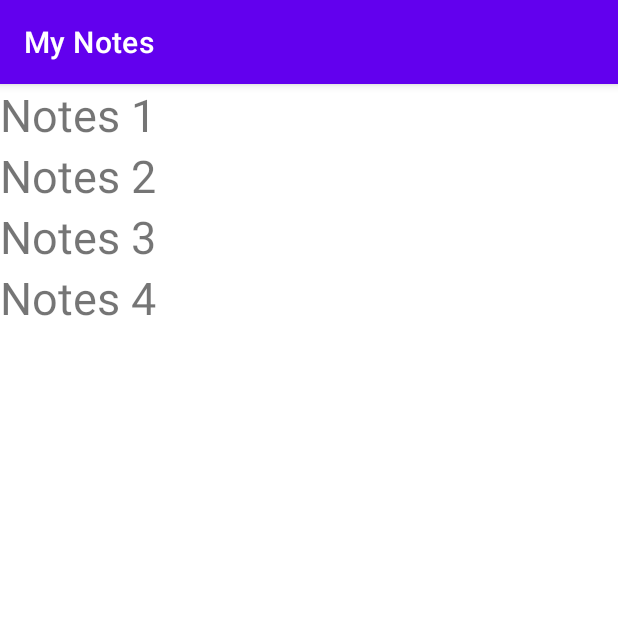
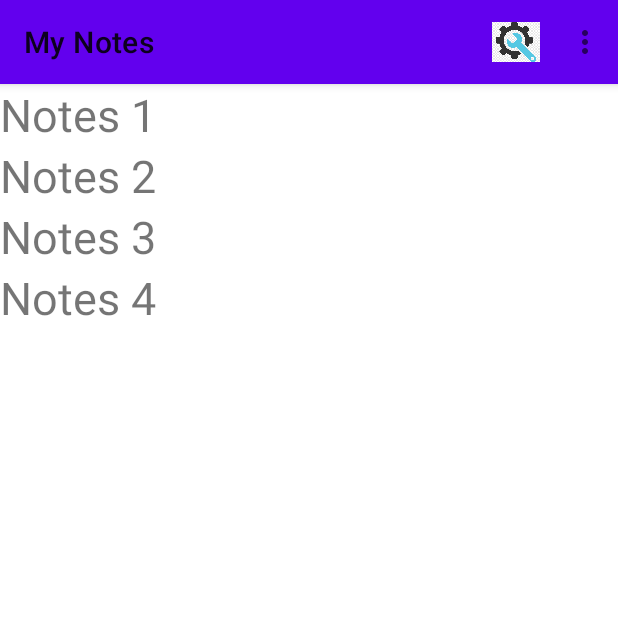
Before and after one commit to doctorjohns/MyNotes, an Android app: the screen it shows after launch (MainActivity), on a phone screen of 412 x 824 dp, the top half of it. Run offline under Robolectric (Android 15) with nearby library versions, the phone set to English and light mode, and no system bars.

Commit message:
add toolbar

```diff
--- a/app/build.gradle
+++ b/app/build.gradle
@@ -33,6 +33,7 @@ dependencies {
     implementation 'androidx.appcompat:appcompat:1.2.0'
     implementation 'com.google.android.material:material:1.3.0'
     implementation 'androidx.constraintlayout:constraintlayout:2.0.4'
+    implementation 'androidx.coordinatorlayout:coordinatorlayout:1.1.0'
     implementation 'androidx.legacy:legacy-support-v4:1.0.0'
     implementation 'org.jetbrains:annotations:15.0'
     testImplementation 'junit:junit:4.+'
--- a/app/src/main/java/xyz/gudkov/android1/mynotes/MainActivity.java
+++ b/app/src/main/java/xyz/gudkov/android1/mynotes/MainActivity.java
@@ -1,8 +1,14 @@
 package xyz.gudkov.android1.mynotes;
 
+import androidx.annotation.NonNull;
 import androidx.appcompat.app.AppCompatActivity;
+import androidx.appcompat.widget.Toolbar;
 
 import android.os.Bundle;
+import android.view.Menu;
+import android.view.MenuItem;
+import android.widget.Toast;
+
 
 public class MainActivity extends AppCompatActivity {
 
@@ -10,5 +16,28 @@ public class MainActivity extends AppCompatActivity {
     protected void onCreate(Bundle savedInstanceState) {
         super.onCreate(savedInstanceState);
         setContentView(R.layout.activity_main);
+
+        Toolbar toolbar = findViewById(R.id.toolbar);
+        setSupportActionBar(toolbar);
+    }
+
+    @Override
+    public boolean onCreateOptionsMenu(Menu menu) {
+        getMenuInflater().inflate(R.menu.toolbar_menu, menu);
+        return true;
+    }
+
+    @Override
+    public boolean onOptionsItemSelected(@NonNull MenuItem item) {
+        switch (item.getItemId()) {
+            case R.id.toolbar_menu_item1: {
+                Toast.makeText(this, "Настройки", Toast.LENGTH_SHORT).show();
+                return true;
+            }
+            case R.id.toolbar_menu_item2: {
+                Toast.makeText(this,"О программе",Toast.LENGTH_SHORT).show();
+            }
+        }
+        return super.onOptionsItemSelected(item);
     }
 }
--- a/app/src/main/res/layout/activity_main.xml
+++ b/app/src/main/res/layout/activity_main.xml
@@ -1,12 +1,23 @@
 <?xml version="1.0" encoding="utf-8"?>
-<FrameLayout xmlns:android="http://schemas.android.com/apk/res/android"
+<androidx.coordinatorlayout.widget.CoordinatorLayout xmlns:android="http://schemas.android.com/apk/res/android"
     android:layout_width="match_parent"
-    android:layout_height="match_parent">
+    android:layout_height="match_parent"
+    xmlns:app="http://schemas.android.com/apk/res-auto">
+    <com.google.android.material.appbar.AppBarLayout
+        android:layout_width="match_parent"
+        android:layout_height="wrap_content"
+        android:theme="@style/Theme.MyNotes.AppBarOverlay">
+        <androidx.appcompat.widget.Toolbar
+            android:id="@+id/toolbar"
+            android:layout_width="match_parent"
+            android:layout_height="?attr/actionBarSize"
+            android:background="?attr/colorPrimary"
+            app:popupTheme="@style/Theme.MyNotes.PopupOverlay"/>
+    </com.google.android.material.appbar.AppBarLayout>
+    <include
+        android:layout_width="match_parent"
+        android:layout_height="wrap_content"
+        android:layout_marginTop="?attr/actionBarSize"
+        layout="@layout/content_layout"/>
 
-    <fragment
-        android:id="@+id/notes"
-        android:name="xyz.gudkov.android1.mynotes.NotesFragment"
-        android:layout_width="match_parent"
-        android:layout_height="match_parent" />
-
-</FrameLayout>
+</androidx.coordinatorlayout.widget.CoordinatorLayout>
--- /dev/null
+++ b/app/src/main/res/layout/content_layout.xml
@@ -0,0 +1,12 @@
+<?xml version="1.0" encoding="utf-8"?>
+<FrameLayout xmlns:android="http://schemas.android.com/apk/res/android"
+    android:layout_width="match_parent"
+    android:layout_height="match_parent">
+
+    <fragment
+        android:id="@+id/notes"
+        android:name="xyz.gudkov.android1.mynotes.NotesFragment"
+        android:layout_width="match_parent"
+        android:layout_height="match_parent" />
+
+</FrameLayout>
--- a/app/src/main/res/layout/fragment_notes.xml
+++ b/app/src/main/res/layout/fragment_notes.xml
@@ -1,6 +1,7 @@
 <?xml version="1.0" encoding="utf-8"?>
 <LinearLayout xmlns:android="http://schemas.android.com/apk/res/android"
     xmlns:tools="http://schemas.android.com/tools"
+    android:id="@+id/notespotes"
     android:layout_width="match_parent"
     android:layout_height="match_parent"
     android:orientation="vertical"
--- /dev/null
+++ b/app/src/main/res/menu/toolbar_menu.xml
@@ -0,0 +1,7 @@
+<?xml version="1.0" encoding="utf-8"?>
+<menu xmlns:android="http://schemas.android.com/apk/res/android"
+    xmlns:app="http://schemas.android.com/apk/res-auto">
+    <item android:id="@+id/toolbar_menu_item1" android:title="О программе" app:showAsAction="never" />
+    <item android:id="@+id/toolbar_menu_item2" android:title="Настройки" android:icon="@drawable/icon_settings" app:showAsAction="always"  />
+
+</menu>
--- a/app/src/main/res/values-night/themes.xml
+++ b/app/src/main/res/values-night/themes.xml
@@ -1,6 +1,6 @@
 <resources xmlns:tools="http://schemas.android.com/tools">
     <!-- Base application theme. -->
-    <style name="Theme.MyNotes" parent="Theme.MaterialComponents.DayNight.DarkActionBar">
+    <style name="Theme.MyNotes" parent="Theme.MaterialComponents.DayNight.NoActionBar">
         <!-- Primary brand color. -->
         <item name="colorPrimary">@color/purple_200</item>
         <item name="colorPrimaryVariant">@color/purple_700</item>
@@ -12,5 +12,11 @@
         <!-- Status bar color. -->
         <item name="android:statusBarColor" tools:targetApi="l">?attr/colorPrimaryVariant</item>
         <!-- Customize your theme here. -->
+        <item name="android:windowActionBar">false</item>
+        <item name="windowNoTitle">true</item>
     </style>
+    <style name="Theme.MyNotes.AppBarOverlay" parent="ThemeOverlay.MaterialComponents.Dark.ActionBar">
+
+    </style>
+    <style name="Theme.MyNotes.PopupOverlay" parent="ThemeOverlay.MaterialComponents.Light"></style>
 </resources>
--- a/app/src/main/res/values/themes.xml
+++ b/app/src/main/res/values/themes.xml
@@ -1,6 +1,6 @@
 <resources xmlns:tools="http://schemas.android.com/tools">
     <!-- Base application theme. -->
-    <style name="Theme.MyNotes" parent="Theme.MaterialComponents.DayNight.DarkActionBar">
+    <style name="Theme.MyNotes" parent="Theme.MaterialComponents.DayNight.NoActionBar">
         <!-- Primary brand color. -->
         <item name="colorPrimary">@color/purple_500</item>
         <item name="colorPrimaryVariant">@color/purple_700</item>
```
Also changed, not shown: app/src/main/res/drawable/icon_settings.png (added), app/src/main/res/layout-land/content_layout.xml (renamed from app/src/main/res/layout-land/activity_main.xml).
